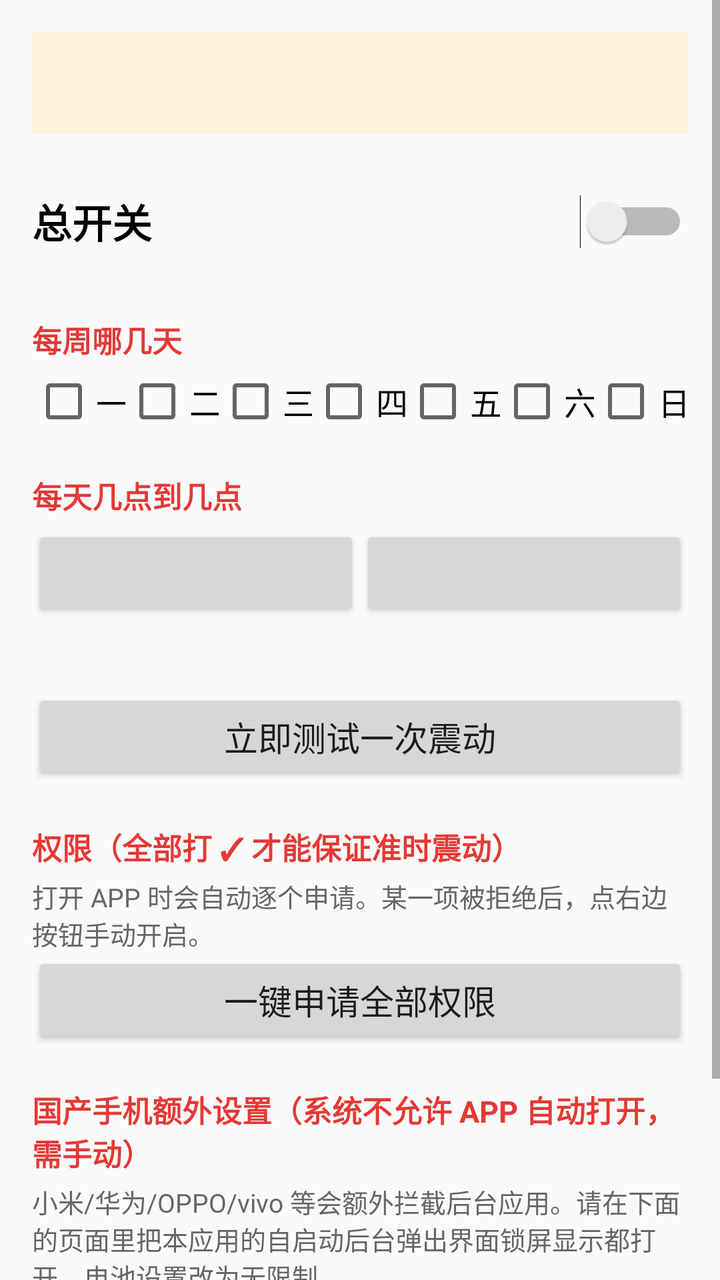
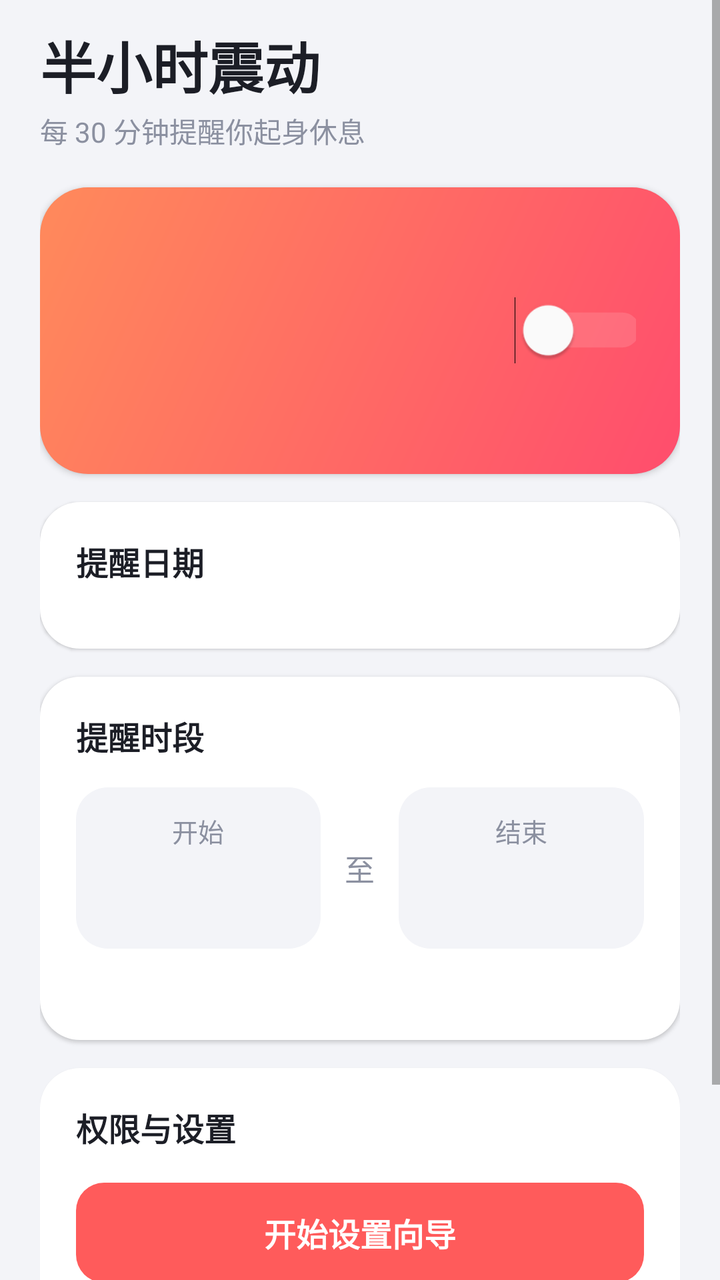

Before-and-after screenshots of an Android layout around one commit, followed by the original layout XML and the change that was made.
<!-- AndroidManifest.xml: application theme AppTheme -->
<!-- res/layout/activity_main.xml -->
<?xml version="1.0" encoding="utf-8"?>
<ScrollView xmlns:android="http://schemas.android.com/apk/res/android"
    android:layout_width="match_parent"
    android:layout_height="match_parent"
    android:fitsSystemWindows="true">

    <LinearLayout
        android:layout_width="match_parent"
        android:layout_height="wrap_content"
        android:orientation="vertical"
        android:padding="16dp">

        <TextView
            android:id="@+id/status"
            android:layout_width="match_parent"
            android:layout_height="wrap_content"
            android:background="#FFF3E0"
            android:padding="14dp"
            android:textColor="#BF360C"
            android:textSize="17sp"
            android:textStyle="bold" />

        <Switch
            android:id="@+id/master"
            android:layout_width="match_parent"
            android:layout_height="wrap_content"
            android:layout_marginTop="16dp"
            android:minHeight="56dp"
            android:text="@string/master"
            android:textSize="20sp"
            android:textStyle="bold" />

        <TextView
            style="@style/SectionTitle"
            android:text="@string/section_days" />

        <LinearLayout
            android:layout_width="match_parent"
            android:layout_height="wrap_content"
            android:orientation="horizontal">

            <CheckBox android:id="@+id/day0" style="@style/DayBox" android:text="一" />
            <CheckBox android:id="@+id/day1" style="@style/DayBox" android:text="二" />
            <CheckBox android:id="@+id/day2" style="@style/DayBox" android:text="三" />
            <CheckBox android:id="@+id/day3" style="@style/DayBox" android:text="四" />
            <CheckBox android:id="@+id/day4" style="@style/DayBox" android:text="五" />
            <CheckBox android:id="@+id/day5" style="@style/DayBox" android:text="六" />
            <CheckBox android:id="@+id/day6" style="@style/DayBox" android:text="日" />
        </LinearLayout>

        <TextView
            style="@style/SectionTitle"
            android:text="@string/section_time" />

        <LinearLayout
            android:layout_width="match_parent"
            android:layout_height="wrap_content"
            android:orientation="horizontal">

            <Button
                android:id="@+id/btn_start"
                android:layout_width="0dp"
                android:layout_height="wrap_content"
                android:layout_weight="1"
                android:textSize="17sp" />

            <Button
                android:id="@+id/btn_end"
                android:layout_width="0dp"
                android:layout_height="wrap_content"
                android:layout_weight="1"
                android:textSize="17sp" />
        </LinearLayout>

        <TextView
            android:id="@+id/time_hint"
            android:layout_width="match_parent"
            android:layout_height="wrap_content"
            android:textColor="#666666"
            android:textSize="13sp" />

        <Button
            android:id="@+id/btn_test"
            android:layout_width="match_parent"
            android:layout_height="wrap_content"
            android:layout_marginTop="16dp"
            android:text="@string/btn_test"
            android:textSize="17sp" />

        <TextView
            style="@style/SectionTitle"
            android:text="@string/section_perms" />

        <TextView
            android:layout_width="match_parent"
            android:layout_height="wrap_content"
            android:text="@string/perms_intro"
            android:textColor="#666666"
            android:textSize="13sp" />

        <Button
            android:id="@+id/btn_grant_all"
            android:layout_width="match_parent"
            android:layout_height="wrap_content"
            android:text="@string/btn_grant_all"
            android:textSize="17sp" />

        <LinearLayout
            android:id="@+id/perm_list"
            android:layout_width="match_parent"
            android:layout_height="wrap_content"
            android:orientation="vertical" />

        <TextView
            android:id="@+id/oem_title"
            style="@style/SectionTitle"
            android:text="@string/section_oem" />

        <TextView
            android:id="@+id/oem_intro"
            android:layout_width="match_parent"
            android:layout_height="wrap_content"
            android:text="@string/oem_intro"
            android:textColor="#666666"
            android:textSize="13sp" />

        <Button
            android:id="@+id/btn_autostart"
            android:layout_width="match_parent"
            android:layout_height="wrap_content"
            android:text="@string/btn_autostart" />

        <Button
            android:id="@+id/btn_app_details"
            android:layout_width="match_parent"
            android:layout_height="wrap_content"
            android:text="@string/btn_app_details" />
    </LinearLayout>
</ScrollView>
<!-- resources referenced by this layout -->
<resources>
  <string name="btn_app_details">打开本应用详情（电池/权限）</string>
  <string name="btn_autostart">打开"自启动"设置</string>
  <string name="btn_grant_all">一键申请全部权限</string>
  <string name="btn_test">立即测试一次震动</string>
  <string name="master">总开关</string>
  <string name="oem_intro">小米/华为/OPPO/vivo 等会额外拦截后台应用。请在下面的页面里把本应用的"自启动""后台弹出界面""锁屏显示"都打开，电池设置改为"无限制"。</string>
  <string name="perms_intro">打开 APP 时会自动逐个申请。某一项被拒绝后，点右边按钮手动开启。</string>
  <string name="section_days">每周哪几天</string>
  <string name="section_oem">国产手机额外设置（系统不允许 APP 自动打开，需手动）</string>
  <string name="section_perms">权限（全部打 ✓ 才能保证准时震动）</string>
  <string name="section_time">每天几点到几点</string>
  <style name="DayBox">
          <item name="android:layout_width">0dp</item>
          <item name="android:layout_height">wrap_content</item>
          <item name="android:layout_weight">1</item>
          <item name="android:textSize">16sp</item>
      </style>
  <style name="SectionTitle">
          <item name="android:layout_width">match_parent</item>
          <item name="android:layout_height">wrap_content</item>
          <item name="android:layout_marginTop">20dp</item>
          <item name="android:layout_marginBottom">4dp</item>
          <item name="android:textSize">15sp</item>
          <item name="android:textStyle">bold</item>
          <item name="android:textColor">#E53935</item>
      </style>
  <style name="AppTheme" parent="@android:style/Theme.Material.Light.DarkActionBar">
          <item name="android:colorPrimary">#E53935</item>
          <item name="android:colorPrimaryDark">#B71C1C</item>
          <item name="android:colorAccent">#E53935</item>
      </style>
</resources>

<!-- the commit's change to res/layout/activity_main.xml (unified diff, before → after) -->
@@ -2,138 +2,246 @@
 <ScrollView xmlns:android="http://schemas.android.com/apk/res/android"
     android:layout_width="match_parent"
     android:layout_height="match_parent"
+    android:background="@color/bg"
     android:fitsSystemWindows="true">
 
     <LinearLayout
         android:layout_width="match_parent"
         android:layout_height="wrap_content"
         android:orientation="vertical"
-        android:padding="16dp">
+        android:paddingStart="20dp"
+        android:paddingTop="12dp"
+        android:paddingEnd="20dp"
+        android:paddingBottom="28dp">
 
         <TextView
-            android:id="@+id/status"
+            android:layout_width="wrap_content"
+            android:layout_height="wrap_content"
+            android:text="@string/app_name"
+            android:textColor="@color/text_primary"
+            android:textSize="28sp"
+            android:textStyle="bold" />
+
+        <TextView
+            android:layout_width="wrap_content"
+            android:layout_height="wrap_content"
+            android:layout_marginTop="2dp"
+            android:text="@string/subtitle"
+            android:textColor="@color/text_secondary"
+            android:textSize="14sp" />
+
+        
+        <LinearLayout
+            android:id="@+id/hero"
             android:layout_width="match_parent"
             android:layout_height="wrap_content"
-            android:background="#FFF3E0"
-            android:padding="14dp"
-            android:textColor="#BF360C"
-            android:textSize="17sp"
-            android:textStyle="bold" />
-
-        <Switch
-            android:id="@+id/master"
-            android:layout_width="match_parent"
-            android:layout_height="wrap_content"
-            android:layout_marginTop="16dp"
-            android:minHeight="56dp"
-            android:text="@string/master"
-            android:textSize="20sp"
-            android:textStyle="bold" />
+            android:layout_marginTop="18dp"
+            android:background="@drawable/hero_on"
+            android:elevation="2dp"
+            android:gravity="center_vertical"
+            android:orientation="horizontal"
+            android:padding="22dp">
+
+            <LinearLayout
+                android:layout_width="0dp"
+                android:layout_height="wrap_content"
+                android:layout_weight="1"
+                android:orientation="vertical">
+
+                <TextView
+                    android:id="@+id/hero_label"
+                    android:layout_width="wrap_content"
+                    android:layout_height="wrap_content"
+                    android:alpha="0.85"
+                    android:textColor="@android:color/white"
+                    android:textSize="14sp" />
+
+                <TextView
+                    android:id="@+id/hero_time"
+                    android:layout_width="wrap_content"
+                    android:layout_height="wrap_content"
+                    android:fontFamily="sans-serif-medium"
+                    android:textColor="@android:color/white"
+                    android:textSize="46sp" />
+
+                <TextView
+                    android:id="@+id/hero_sub"
+                    android:layout_width="wrap_content"
+                    android:layout_height="wrap_content"
+                    android:alpha="0.9"
+                    android:textColor="@android:color/white"
+                    android:textSize="14sp" />
+            </LinearLayout>
+
+            <Switch
+                android:id="@+id/master"
+                android:layout_width="wrap_content"
+                android:layout_height="wrap_content"
+                android:scaleX="1.25"
+                android:scaleY="1.25"
+                android:thumbTint="@android:color/white"
+                android:trackTint="#80FFFFFF" />
+        </LinearLayout>
+
+        
+        <LinearLayout style="@style/Card">
+
+            <TextView
+                style="@style/CardTitle"
+                android:text="@string/section_days" />
+
+            <LinearLayout
+                android:id="@+id/days"
+                android:layout_width="match_parent"
+                android:layout_height="wrap_content"
+                android:layout_marginTop="14dp"
+                android:orientation="horizontal" />
+        </LinearLayout>
+
+        
+        <LinearLayout style="@style/Card">
+
+            <TextView
+                style="@style/CardTitle"
+                android:text="@string/section_time" />
+
+            <LinearLayout
+                android:layout_width="match_parent"
+                android:layout_height="wrap_content"
+                android:layout_marginTop="14dp"
+                android:gravity="center_vertical"
+                android:orientation="horizontal">
+
+                <LinearLayout
+                    android:id="@+id/time_start"
+                    android:layout_width="0dp"
+                    android:layout_height="wrap_content"
+                    android:layout_weight="1"
+                    android:background="@drawable/time_box"
+                    android:clickable="true"
+                    android:focusable="true"
+                    android:gravity="center"
+                    android:orientation="vertical"
+                    android:paddingTop="12dp"
+                    android:paddingBottom="12dp">
+
+                    <TextView
+                        android:layout_width="wrap_content"
+                        android:layout_height="wrap_content"
+                        android:text="@string/label_start"
+                        android:textColor="@color/text_secondary"
+                        android:textSize="13sp" />
+
+                    <TextView
+                        android:id="@+id/start_value"
+                        android:layout_width="wrap_content"
+                        android:layout_height="wrap_content"
+                        android:fontFamily="sans-serif-medium"
+                        android:textColor="@color/text_primary"
+                        android:textSize="28sp" />
+                </LinearLayout>
+
+                <TextView
+                    android:layout_width="wrap_content"
+                    android:layout_height="wrap_content"
+                    android:paddingStart="12dp"
+                    android:paddingEnd="12dp"
+                    android:text="@string/to"
+                    android:textColor="@color/text_secondary"
+                    android:textSize="15sp" />
+
+                <LinearLayout
+                    android:id="@+id/time_end"
+                    android:layout_width="0dp"
+                    android:layout_height="wrap_content"
+                    android:layout_weight="1"
+                    android:background="@drawable/time_box"
+                    android:clickable="true"
+                    android:focusable="true"
+                    android:gravity="center"
+                    android:orientation="vertical"
+                    android:paddingTop="12dp"
+                    android:paddingBottom="12dp">
+
+                    <TextView
+                        android:layout_width="wrap_content"
+                        android:layout_height="wrap_content"
+                        android:text="@string/label_end"
+                        android:textColor="@color/text_secondary"
+                        android:textSize="13sp" />
+
+                    <TextView
+                        android:id="@+id/end_value"
+                        android:layout_width="wrap_content"
+                        android:layout_height="wrap_content"
+                        android:fontFamily="sans-serif-medium"
+                        android:textColor="@color/text_primary"
+                        android:textSize="28sp" />
+                </LinearLayout>
+            </LinearLayout>
+
+            <TextView
+                android:id="@+id/time_hint"
+                android:layout_width="match_parent"
+                android:layout_height="wrap_content"
+                android:layout_marginTop="10dp"
+                android:textColor="@color/text_secondary"
+                android:textSize="13sp" />
+        </LinearLayout>
+
+        
+        <LinearLayout style="@style/Card">
+
+            <LinearLayout
+                android:layout_width="match_parent"
+                android:layout_height="wrap_content"
+                android:gravity="center_vertical"
+                android:orientation="horizontal">
+
+                <TextView
+                    style="@style/CardTitle"
+                    android:layout_width="0dp"
+                    android:layout_weight="1"
+                    android:text="@string/section_perms" />
+
+                <TextView
+                    android:id="@+id/perm_summary"
+                    android:layout_width="wrap_content"
+                    android:layout_height="wrap_content"
+                    android:paddingStart="10dp"
+                    android:paddingTop="3dp"
+                    android:paddingEnd="10dp"
+                    android:paddingBottom="3dp"
+                    android:textSize="12sp"
+                    android:textStyle="bold" />
+            </LinearLayout>
+
+            <LinearLayout
+                android:id="@+id/perm_list"
+                android:layout_width="match_parent"
+                android:layout_height="wrap_content"
+                android:layout_marginTop="6dp"
+                android:orientation="vertical" />
+
+            <TextView
+                android:id="@+id/btn_guide"
+                style="@style/PrimaryButton"
+                android:layout_marginTop="10dp"
+                android:text="@string/btn_guide" />
+        </LinearLayout>
 
         <TextView
-            style="@style/SectionTitle"
-            android:text="@string/section_days" />
-
-        <LinearLayout
-            android:layout_width="match_parent"
-            android:layout_height="wrap_content"
-            android:orientation="horizontal">
-
-            <CheckBox android:id="@+id/day0" style="@style/DayBox" android:text="一" />
-            <CheckBox android:id="@+id/day1" style="@style/DayBox" android:text="二" />
-            <CheckBox android:id="@+id/day2" style="@style/DayBox" android:text="三" />
-            <CheckBox android:id="@+id/day3" style="@style/DayBox" android:text="四" />
-            <CheckBox android:id="@+id/day4" style="@style/DayBox" android:text="五" />
-            <CheckBox android:id="@+id/day5" style="@style/DayBox" android:text="六" />
-            <CheckBox android:id="@+id/day6" style="@style/DayBox" android:text="日" />
-        </LinearLayout>
-
-        <TextView
-            style="@style/SectionTitle"
-            android:text="@string/section_time" />
-
-        <LinearLayout
-            android:layout_width="match_parent"
-            android:layout_height="wrap_content"
-            android:orientation="horizontal">
-
-            <Button
-                android:id="@+id/btn_start"
-                android:layout_width="0dp"
-                android:layout_height="wrap_content"
-                android:layout_weight="1"
-                android:textSize="17sp" />
-
-            <Button
-                android:id="@+id/btn_end"
-                android:layout_width="0dp"
-                android:layout_height="wrap_content"
-                android:layout_weight="1"
-                android:textSize="17sp" />
-        </LinearLayout>
-
-        <TextView
-            android:id="@+id/time_hint"
-            android:layout_width="match_parent"
-            android:layout_height="wrap_content"
-            android:textColor="#666666"
-            android:textSize="13sp" />
-
-        <Button
             android:id="@+id/btn_test"
             android:layout_width="match_parent"
-            android:layout_height="wrap_content"
-            android:layout_marginTop="16dp"
+            android:layout_height="50dp"
+            android:layout_marginTop="18dp"
+            android:background="@drawable/btn_outline"
+            android:clickable="true"
+            android:focusable="true"
+            android:gravity="center"
             android:text="@string/btn_test"
-            android:textSize="17sp" />
-
-        <TextView
-            style="@style/SectionTitle"
-            android:text="@string/section_perms" />
-
-        <TextView
-            android:layout_width="match_parent"
-            android:layout_height="wrap_content"
-            android:text="@string/perms_intro"
-            android:textColor="#666666"
-            android:textSize="13sp" />
-
-        <Button
-            android:id="@+id/btn_grant_all"
-            android:layout_width="match_parent"
-            android:layout_height="wrap_content"
-            android:text="@string/btn_grant_all"
-            android:textSize="17sp" />
-
-        <LinearLayout
-            android:id="@+id/perm_list"
-            android:layout_width="match_parent"
-            android:layout_height="wrap_content"
-            android:orientation="vertical" />
-
-        <TextView
-            android:id="@+id/oem_title"
-            style="@style/SectionTitle"
-            android:text="@string/section_oem" />
-
-        <TextView
-            android:id="@+id/oem_intro"
-            android:layout_width="match_parent"
-            android:layout_height="wrap_content"
-            android:text="@string/oem_intro"
-            android:textColor="#666666"
-            android:textSize="13sp" />
-
-        <Button
-            android:id="@+id/btn_autostart"
-            android:layout_width="match_parent"
-            android:layout_height="wrap_content"
-            android:text="@string/btn_autostart" />
-
-        <Button
-            android:id="@+id/btn_app_details"
-            android:layout_width="match_parent"
-            android:layout_height="wrap_content"
-            android:text="@string/btn_app_details" />
+            android:textColor="@color/accent"
+            android:textSize="16sp"
+            android:textStyle="bold" />
     </LinearLayout>
 </ScrollView>
<!-- resource entries referenced after the edit -->
@@ -1,35 +1,93 @@
 <!-- resources referenced by this layout -->
 <resources>
-  <string name="btn_app_details">打开本应用详情（电池/权限）</string>
-  <string name="btn_autostart">打开"自启动"设置</string>
-  <string name="btn_grant_all">一键申请全部权限</string>
-  <string name="btn_test">立即测试一次震动</string>
-  <string name="master">总开关</string>
-  <string name="oem_intro">小米/华为/OPPO/vivo 等会额外拦截后台应用。请在下面的页面里把本应用的"自启动""后台弹出界面""锁屏显示"都打开，电池设置改为"无限制"。</string>
-  <string name="perms_intro">打开 APP 时会自动逐个申请。某一项被拒绝后，点右边按钮手动开启。</string>
-  <string name="section_days">每周哪几天</string>
-  <string name="section_oem">国产手机额外设置（系统不允许 APP 自动打开，需手动）</string>
-  <string name="section_perms">权限（全部打 ✓ 才能保证准时震动）</string>
-  <string name="section_time">每天几点到几点</string>
-  <style name="DayBox">
-          <item name="android:layout_width">0dp</item>
-          <item name="android:layout_height">wrap_content</item>
-          <item name="android:layout_weight">1</item>
-          <item name="android:textSize">16sp</item>
-      </style>
-  <style name="SectionTitle">
+  <color name="accent">#FF5B5B</color>
+  <color name="bg">#F3F4F8</color>
+  <color name="text_primary">#1C1E26</color>
+  <color name="text_secondary">#8B90A0</color>
+  <!-- drawable btn_outline (drawable) -->
+  <ripple xmlns:android="http://schemas.android.com/apk/res/android" android:color="#22FF5B5B">
+      <item>
+          <shape>
+              <solid android:color="@color/card" />
+              <stroke android:width="1.5dp" android:color="@color/accent" />
+              <corners android:radius="14dp" />
+          </shape>
+      </item>
+  </ripple>
+  <!-- drawable hero_on (drawable) -->
+  <shape xmlns:android="http://schemas.android.com/apk/res/android">
+      <gradient android:angle="315" android:startColor="#FF8A5B" android:endColor="#FF4D6D" />
+      <corners android:radius="24dp" />
+  </shape>
+  <!-- drawable time_box (drawable) -->
+  <ripple xmlns:android="http://schemas.android.com/apk/res/android" android:color="#14000000">
+      <item>
+          <shape>
+              <solid android:color="@color/bg" />
+              <corners android:radius="16dp" />
+          </shape>
+      </item>
+  </ripple>
+  <string name="app_name">半小时震动</string>
+  <string name="btn_guide">开始设置向导</string>
+  <string name="btn_test">测试一次震动</string>
+  <string name="label_end">结束</string>
+  <string name="label_start">开始</string>
+  <string name="section_days">提醒日期</string>
+  <string name="section_perms">权限与设置</string>
+  <string name="section_time">提醒时段</string>
+  <string name="subtitle">每 30 分钟提醒你起身休息</string>
+  <string name="to">至</string>
+  <style name="Card">
           <item name="android:layout_width">match_parent</item>
           <item name="android:layout_height">wrap_content</item>
-          <item name="android:layout_marginTop">20dp</item>
-          <item name="android:layout_marginBottom">4dp</item>
-          <item name="android:textSize">15sp</item>
+          <item name="android:layout_marginTop">14dp</item>
+          <item name="android:background">@drawable/card_bg</item>
+          <item name="android:orientation">vertical</item>
+          <item name="android:padding">18dp</item>
+          <item name="android:elevation">1dp</item>
+      </style>
+  <style name="CardTitle">
+          <item name="android:layout_width">wrap_content</item>
+          <item name="android:layout_height">wrap_content</item>
+          <item name="android:textSize">16sp</item>
           <item name="android:textStyle">bold</item>
-          <item name="android:textColor">#E53935</item>
+          <item name="android:textColor">@color/text_primary</item>
       </style>
-  <style name="AppTheme" parent="@android:style/Theme.Material.Light.DarkActionBar">
-          <item name="android:colorPrimary">#E53935</item>
-          <item name="android:colorPrimaryDark">#B71C1C</item>
-          <item name="android:colorAccent">#E53935</item>
+  <style name="PrimaryButton">
+          <item name="android:layout_width">match_parent</item>
+          <item name="android:layout_height">50dp</item>
+          <item name="android:background">@drawable/btn_primary</item>
+          <item name="android:gravity">center</item>
+          <item name="android:textColor">@android:color/white</item>
+          <item name="android:textSize">16sp</item>
+          <item name="android:textStyle">bold</item>
+          <item name="android:clickable">true</item>
+          <item name="android:focusable">true</item>
       </style>
+  <style name="AppTheme" parent="@android:style/Theme.Material.Light.NoActionBar">
+          <item name="android:colorPrimary">@color/accent</item>
+          <item name="android:colorPrimaryDark">@color/bg</item>
+          <item name="android:colorAccent">@color/accent</item>
+          <item name="android:windowBackground">@color/bg</item>
+          <item name="android:statusBarColor">@color/bg</item>
+          <item name="android:navigationBarColor">@color/bg</item>
+          <item name="android:windowLightStatusBar">true</item>
+      </style>
+  <color name="card">#FFFFFF</color>
+  <!-- drawable card_bg (drawable) -->
+  <shape xmlns:android="http://schemas.android.com/apk/res/android">
+      <solid android:color="@color/card" />
+      <corners android:radius="20dp" />
+  </shape>
+  <!-- drawable btn_primary (drawable) -->
+  <ripple xmlns:android="http://schemas.android.com/apk/res/android" android:color="#33FFFFFF">
+      <item>
+          <shape>
+              <solid android:color="@color/accent" />
+              <corners android:radius="14dp" />
+          </shape>
+      </item>
+  </ripple>
 </resources>
 
